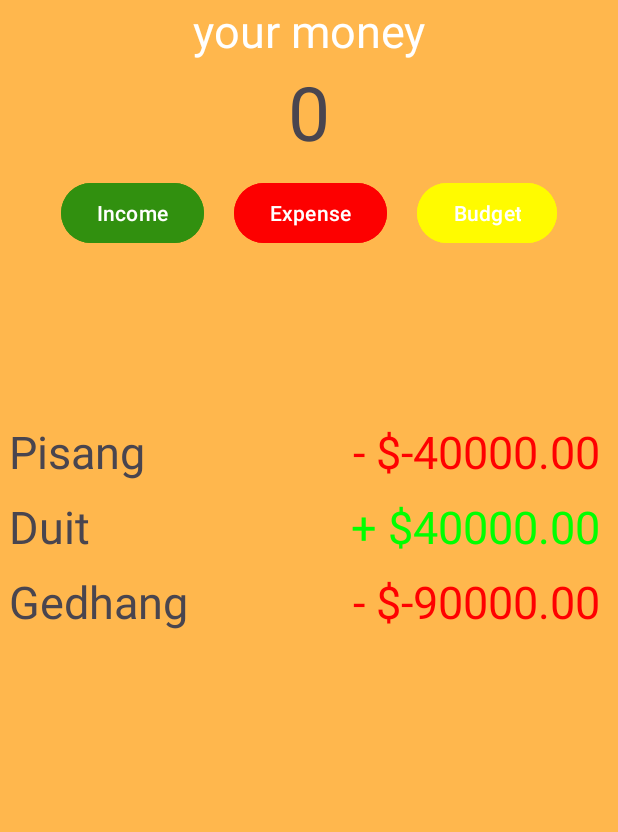
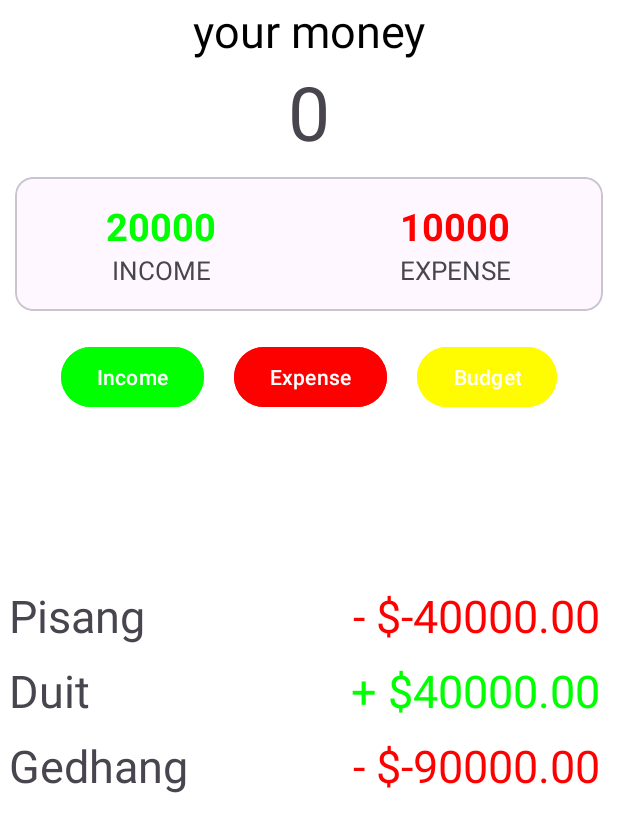
Before and after one commit to RoeRL/WhereTheMoneyApp, an Android app: the screen it shows after launch (MainActivity), on a phone screen of 412 x 824 dp. Shown: the top 832 px of the screen. Run offline under Robolectric (Android 15) with nearby library versions, the phone set to English and light mode, and no system bars.

Commit message:
[AE] Add CardView and change layout

```diff
--- a/app/src/main/java/com/example/wheremymoneyappkotlin/MainActivity.kt
+++ b/app/src/main/java/com/example/wheremymoneyappkotlin/MainActivity.kt
@@ -34,4 +34,9 @@ class MainActivity : AppCompatActivity() {
         recyclerView.adapter = adapter
 
     }
+
+    private fun updateDashboard(){
+        val totalPrice : Double = transactions.map{it.itemValue}.sum()
+        val incomePrice : Double = transactions.filter { it.itemValue>0 }.map{it.itemValue}.sum()
+    }
 }
--- a/app/src/main/res/layout/activity_main.xml
+++ b/app/src/main/res/layout/activity_main.xml
@@ -5,7 +5,7 @@
     android:layout_width="match_parent"
     android:layout_height="match_parent"
     android:orientation="horizontal"
-    android:background="@color/mysecondary"
+    android:background="@color/white"
     tools:context=".MainActivity">
     <RelativeLayout
         android:layout_width="match_parent"
@@ -22,7 +22,7 @@
                 android:text="your money"
                 android:textSize="30dp"
                 android:textAlignment="center"
-                android:textColor="@color/white"/>
+                android:textColor="@color/black"/>
             <TextView
                 android:id="@+id/moneyValue"
                 android:layout_width="match_parent"
@@ -30,6 +30,68 @@
                 android:text="0"
                 android:textSize="50dp"
                 android:textAlignment="center"/>
+
+
+            <com.google.android.material.card.MaterialCardView
+                android:id="@+id/dashboard"
+                android:layout_width="match_parent"
+                android:layout_height="wrap_content"
+                android:layout_marginTop="10dp"
+                android:layout_marginBottom="10dp"
+                android:layout_marginStart="10dp"
+                android:layout_marginEnd="10dp"
+                app:cardCornerRadius="12dp">
+                <LinearLayout
+                    android:layout_width="match_parent"
+                    android:layout_height="wrap_content"
+                    android:paddingTop="5dp"
+                    android:paddingBottom="5dp"
+                    android:layout_marginTop="10dp"
+                    android:layout_marginBottom="10dp">
+                    <LinearLayout
+                        android:layout_width="wrap_content"
+                        android:layout_height="wrap_content"
+                        android:orientation="vertical"
+                        android:layout_weight="0.5"
+                        android:gravity="center">
+                        <TextView
+                            android:id="@+id/budget"
+                            android:layout_width="wrap_content"
+                            android:layout_height="wrap_content"
+                            android:text="20000"
+                            android:textStyle="bold"
+                            android:textSize="25sp"
+                            android:textColor="@color/green"/>
+                        <TextView
+                            android:layout_width="wrap_content"
+                            android:layout_height="wrap_content"
+                            android:text="Income"
+                            android:textSize="17sp"
+                            android:textAllCaps="true"/>
+                    </LinearLayout>
+                    <LinearLayout
+                        android:layout_width="wrap_content"
+                        android:layout_height="wrap_content"
+                        android:orientation="vertical"
+                        android:layout_weight="0.5"
+                        android:gravity="center">
+                        <TextView
+                            android:id="@+id/expense"
+                            android:layout_width="wrap_content"
+                            android:layout_height="wrap_content"
+                            android:text="10000"
+                            android:textStyle="bold"
+                            android:textSize="25sp"
+                            android:textColor="@color/red"/>
+                        <TextView
+                            android:layout_width="wrap_content"
+                            android:layout_height="wrap_content"
+                            android:text="Expense"
+                            android:textSize="17sp"
+                            android:textAllCaps="true"/>
+                    </LinearLayout>
+                </LinearLayout>
+            </com.google.android.material.card.MaterialCardView>
             <LinearLayout
                 android:layout_width="match_parent"
                 android:layout_height="wrap_content"
@@ -41,7 +103,7 @@
                     android:layout_width="wrap_content"
                     android:layout_height="48dp"
                     android:layout_margin="10dp"
-                    android:backgroundTint="@color/myprimary"/>
+                    android:backgroundTint="@color/green"/>
                 <Button
                     android:id="@+id/expenseButton"
                     android:text="Expense"
```
